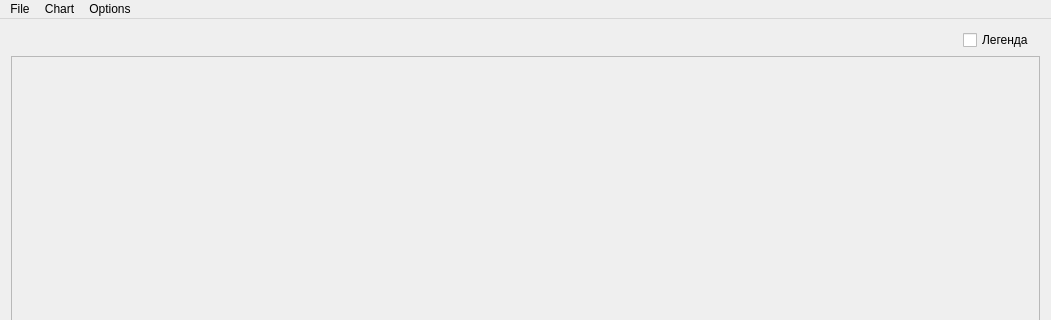
poteryaevks/plotter, file plot_viewer/ui/mainwindow.ui: the form before one commit; both pictures show x 0 to 1051 and y 0 to 320 of the 1051 by 573 pixel window.
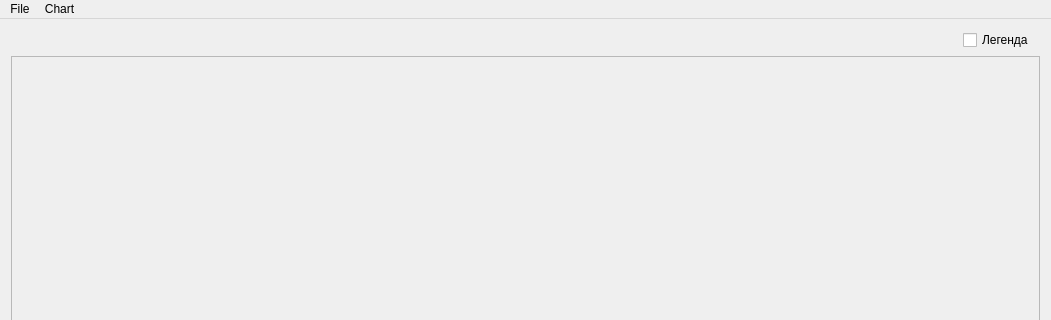
The form after the commit.

```diff
--- a/plot_viewer/ui/mainwindow.ui
+++ b/plot_viewer/ui/mainwindow.ui
@@ -72,13 +72,6 @@
     <addaction name="separator"/>
     <addaction name="quitAction"/>
    </widget>
-   <widget class="QMenu" name="menu_2">
-    <property name="title">
-     <string>Options</string>
-    </property>
-    <addaction name="action_function"/>
-    <addaction name="actionSet_parser"/>
-   </widget>
    <widget class="QMenu" name="menuChart">
     <property name="title">
      <string>Chart</string>
@@ -87,7 +80,6 @@
    </widget>
    <addaction name="menu"/>
    <addaction name="menuChart"/>
-   <addaction name="menu_2"/>
   </widget>
   <action name="openAction">
    <property name="text">
```
